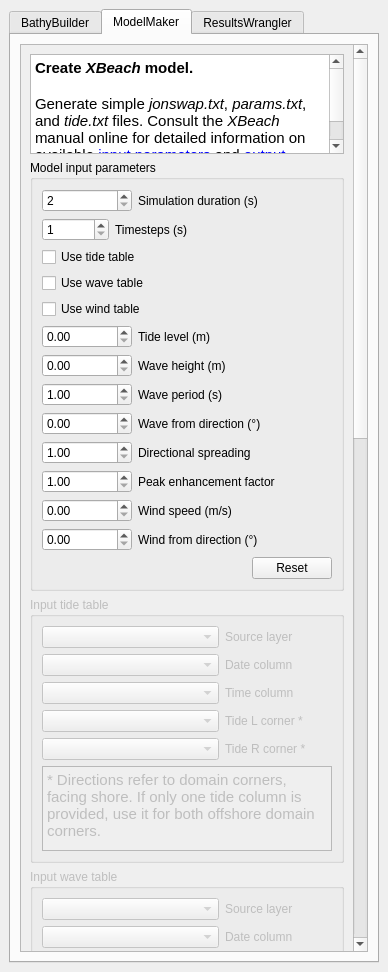
Before: the Qt Designer form QBeach_dockwidget_base.ui in JTMelly/QBeach, drawn with Qt 5.
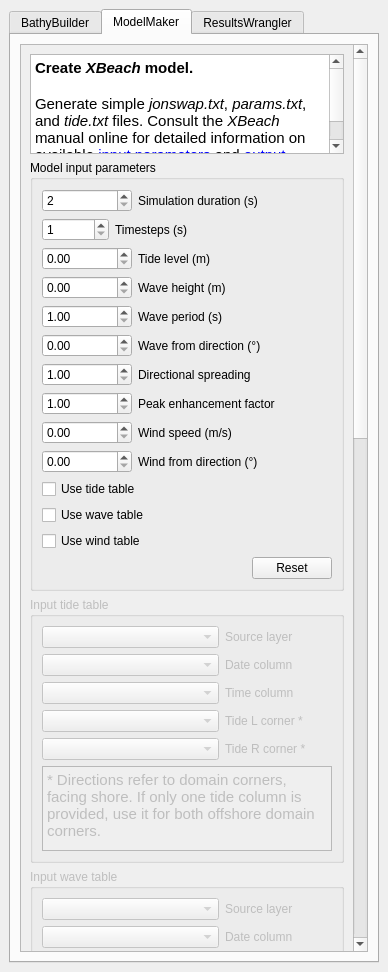
After: the same form once the commit is applied. The open tabs and pages were chosen to show the change. Custom widgets are drawn as their Qt base class.

The edit to the form file:
```diff
--- a/QBeach_dockwidget_base.ui
+++ b/QBeach_dockwidget_base.ui
@@ -1341,87 +1341,6 @@
                      </item>
                     </layout>
                    </item>
-                   <item>
-                    <layout class="QHBoxLayout" name="horizontalLayout_70">
-                     <item>
-                      <widget class="QCheckBox" name="cbVariableTides">
-                       <property name="enabled">
-                        <bool>true</bool>
-                       </property>
-                       <property name="text">
-                        <string>Use tide table</string>
-                       </property>
-                      </widget>
-                     </item>
-                     <item>
-                      <spacer name="horizontalSpacer_69">
-                       <property name="orientation">
-                        <enum>Qt::Orientation::Horizontal</enum>
-                       </property>
-                       <property name="sizeHint" stdset="0">
-                        <size>
-                         <width>40</width>
-                         <height>20</height>
-                        </size>
-                       </property>
-                      </spacer>
-                     </item>
-                    </layout>
-                   </item>
-                   <item>
-                    <layout class="QHBoxLayout" name="horizontalLayout_71">
-                     <item>
-                      <widget class="QCheckBox" name="cbVariableWaves">
-                       <property name="enabled">
-                        <bool>true</bool>
-                       </property>
-                       <property name="text">
-                        <string>Use wave table</string>
-                       </property>
-                      </widget>
-                     </item>
-                     <item>
-                      <spacer name="horizontalSpacer_70">
-                       <property name="orientation">
-                        <enum>Qt::Orientation::Horizontal</enum>
-                       </property>
-                       <property name="sizeHint" stdset="0">
-                        <size>
-                         <width>40</width>
-                         <height>20</height>
-                        </size>
-                       </property>
-                      </spacer>
-                     </item>
-                    </layout>
-                   </item>
-                   <item>
-                    <layout class="QHBoxLayout" name="horizontalLayout_83">
-                     <item>
-                      <widget class="QCheckBox" name="cbVariableWind">
-                       <property name="enabled">
-                        <bool>true</bool>
-                       </property>
-                       <property name="text">
-                        <string>Use wind table</string>
-                       </property>
-                      </widget>
-                     </item>
-                     <item>
-                      <spacer name="horizontalSpacer_82">
-                       <property name="orientation">
-                        <enum>Qt::Orientation::Horizontal</enum>
-                       </property>
-                       <property name="sizeHint" stdset="0">
-                        <size>
-                         <width>40</width>
-                         <height>20</height>
-                        </size>
-                       </property>
-                      </spacer>
-                     </item>
-                    </layout>
-                   </item>
                    <item>
                     <layout class="QHBoxLayout" name="horizontalLayout_19">
                      <item>
@@ -1730,6 +1649,87 @@
                      </item>
                     </layout>
                    </item>
+                   <item>
+                    <layout class="QHBoxLayout" name="horizontalLayout_70">
+                     <item>
+                      <widget class="QCheckBox" name="cbVariableTides">
+                       <property name="enabled">
+                        <bool>true</bool>
+                       </property>
+                       <property name="text">
+                        <string>Use tide table</string>
+                       </property>
+                      </widget>
+                     </item>
+                     <item>
+                      <spacer name="horizontalSpacer_69">
+                       <property name="orientation">
+                        <enum>Qt::Orientation::Horizontal</enum>
+                       </property>
+                       <property name="sizeHint" stdset="0">
+                        <size>
+                         <width>40</width>
+                         <height>20</height>
+                        </size>
+                       </property>
+                      </spacer>
+                     </item>
+                    </layout>
+                   </item>
+                   <item>
+                    <layout class="QHBoxLayout" name="horizontalLayout_71">
+                     <item>
+                      <widget class="QCheckBox" name="cbVariableWaves">
+                       <property name="enabled">
+                        <bool>true</bool>
+                       </property>
+                       <property name="text">
+                        <string>Use wave table</string>
+                       </property>
+                      </widget>
+                     </item>
+                     <item>
+                      <spacer name="horizontalSpacer_70">
+                       <property name="orientation">
+                        <enum>Qt::Orientation::Horizontal</enum>
+                       </property>
+                       <property name="sizeHint" stdset="0">
+                        <size>
+                         <width>40</width>
+                         <height>20</height>
+                        </size>
+                       </property>
+                      </spacer>
+                     </item>
+                    </layout>
+                   </item>
+                   <item>
+                    <layout class="QHBoxLayout" name="horizontalLayout_83">
+                     <item>
+                      <widget class="QCheckBox" name="cbVariableWind">
+                       <property name="enabled">
+                        <bool>true</bool>
+                       </property>
+                       <property name="text">
+                        <string>Use wind table</string>
+                       </property>
+                      </widget>
+                     </item>
+                     <item>
+                      <spacer name="horizontalSpacer_82">
+                       <property name="orientation">
+                        <enum>Qt::Orientation::Horizontal</enum>
+                       </property>
+                       <property name="sizeHint" stdset="0">
+                        <size>
+                         <width>40</width>
+                         <height>20</height>
+                        </size>
+                       </property>
+                      </spacer>
+                     </item>
+                    </layout>
+                   </item>
                    <item>
                     <layout class="QHBoxLayout" name="horizontalLayout_30">
                      <item>
```
Left out of the diff: 20 changed lines with no effect on the pictures.
